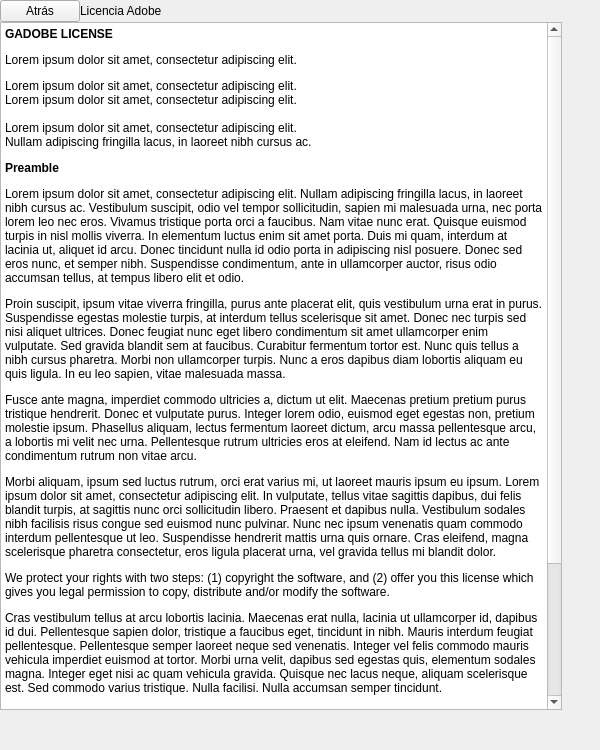
The window that bqSetting/ui/SettingsGeneralTermsInfoAdobe.ui (bq/cervantes) describes before a commit, drawn with Qt 5.
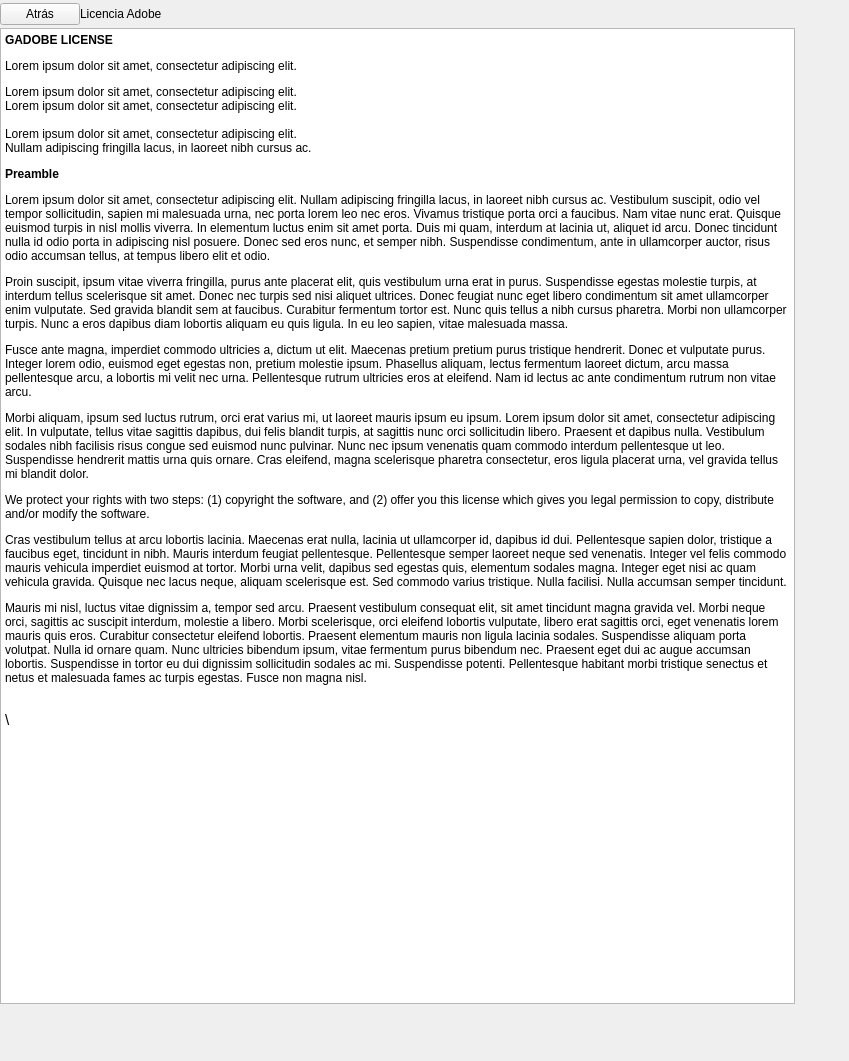
The same window after the commit. Custom widgets are drawn as their Qt base class.

Patch:
```diff
--- a/bqSetting/ui/SettingsGeneralTermsInfoAdobe.ui
+++ b/bqSetting/ui/SettingsGeneralTermsInfoAdobe.ui
@@ -6,8 +6,8 @@
    <rect>
     <x>0</x>
     <y>0</y>
-    <width>600</width>
-    <height>750</height>
+    <width>849</width>
+    <height>1061</height>
    </rect>
   </property>
   <property name="sizePolicy">
@@ -18,14 +18,14 @@
   </property>
   <property name="minimumSize">
    <size>
-    <width>600</width>
-    <height>750</height>
+    <width>0</width>
+    <height>0</height>
    </size>
   </property>
   <property name="maximumSize">
    <size>
-    <width>600</width>
-    <height>750</height>
+    <width>849</width>
+    <height>1061</height>
    </size>
   </property>
   <property name="windowTitle">
@@ -71,7 +71,7 @@
         <property name="maximumSize">
          <size>
           <width>16777215</width>
-          <height>10000</height>
+          <height>14142</height>
          </size>
         </property>
         <property name="text">
@@ -86,8 +86,8 @@
         </property>
         <property name="sizeHint" stdset="0">
          <size>
-          <width>40</width>
-          <height>20</height>
+          <width>57</width>
+          <height>28</height>
          </size>
         </property>
        </spacer>
@@ -133,8 +133,8 @@
         </property>
         <property name="maximumSize">
          <size>
-          <width>562</width>
-          <height>1000000</height>
+          <width>795</width>
+          <height>1414214</height>
          </size>
         </property>
         <property name="readOnly">
@@ -184,8 +184,8 @@
      </property>
      <property name="sizeHint" stdset="0">
       <size>
-       <width>20</width>
-       <height>40</height>
+       <width>28</width>
+       <height>57</height>
       </size>
      </property>
     </spacer>
@@ -193,16 +193,16 @@
   </layout>
  </widget>
  <customwidgets>
-  <customwidget>
-   <class>bqQTextBrowser</class>
-   <extends>QTextBrowser</extends>
-   <header location="global">bqQTextBrowser.h</header>
-  </customwidget>
   <customwidget>
    <class>SilentQPushButton</class>
    <extends>QPushButton</extends>
    <header>SilentQPushButton.h</header>
   </customwidget>
+  <customwidget>
+   <class>bqQTextBrowser</class>
+   <extends>QTextBrowser</extends>
+   <header location="global">bqQTextBrowser.h</header>
+  </customwidget>
   <customwidget>
    <class>SettingsPagerCont</class>
    <extends>QWidget</extends>
```
Left out of the diff: 52 changed lines with no effect on the pictures.
